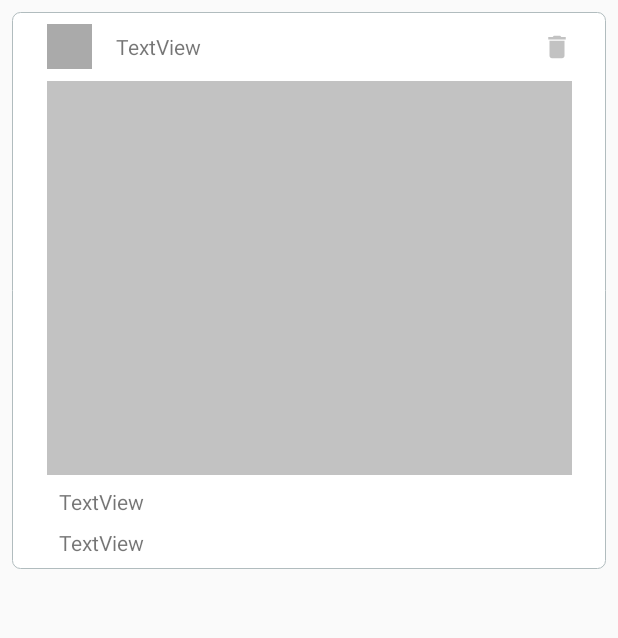
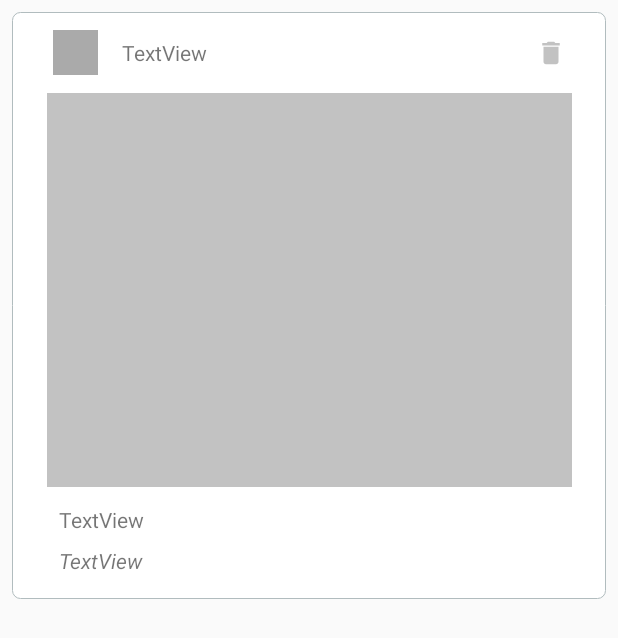
Before and after one commit to yewlimc/ImageView, an Android app: the layout post_item.xml on its own in the app's theme, with its tools: preview values and no code run, on a phone screen of 412 x 824 dp. Shown: the top 638 px of the screen. Run offline under Robolectric (Android 15) with nearby library versions, the phone set to English and light mode, and no system bars.

Commit message:
Cleaned new layout

```diff
--- a/app/src/main/res/layout/post_item.xml
+++ b/app/src/main/res/layout/post_item.xml
@@ -13,7 +13,7 @@
         android:id="@+id/postImage"
         android:layout_width="350dp"
         android:layout_height="262.5dp"
-        android:layout_marginTop="8dp"
+        android:layout_marginTop="12dp"
         android:background="@drawable/image_border"
         android:clickable="true"
         android:scaleType="centerInside"
@@ -26,6 +26,8 @@
         android:id="@+id/post_uImage"
         android:layout_width="30dp"
         android:layout_height="30dp"
+        android:layout_marginStart="4dp"
+        android:layout_marginTop="4dp"
         android:background="@drawable/image_border"
         app:layout_constraintStart_toStartOf="@+id/postImage"
         app:layout_constraintTop_toTopOf="parent"
@@ -50,7 +52,9 @@
         android:layout_width="100dp"
         android:layout_height="wrap_content"
         android:layout_marginTop="8dp"
+        android:layout_marginBottom="8dp"
         android:text="TextView"
+        android:textStyle="italic"
         app:layout_constraintBottom_toBottomOf="parent"
         app:layout_constraintStart_toStartOf="@+id/postDesc"
         app:layout_constraintTop_toBottomOf="@+id/postDesc" />
@@ -60,7 +64,7 @@
         android:layout_width="0dp"
         android:layout_height="wrap_content"
         android:layout_marginStart="8dp"
-        android:layout_marginTop="8dp"
+        android:layout_marginTop="12dp"
         android:layout_marginEnd="8dp"
         android:text="TextView"
         app:layout_constraintEnd_toEndOf="@+id/postImage"
@@ -72,6 +76,7 @@
         android:id="@+id/post_deleteButton"
         android:layout_width="20dp"
         android:layout_height="20dp"
+        android:layout_marginEnd="4dp"
         android:background="@drawable/ic_delete_grey_24dp"
         android:clickable="true"
         app:layout_constraintBottom_toBottomOf="@+id/post_uImage"
```
